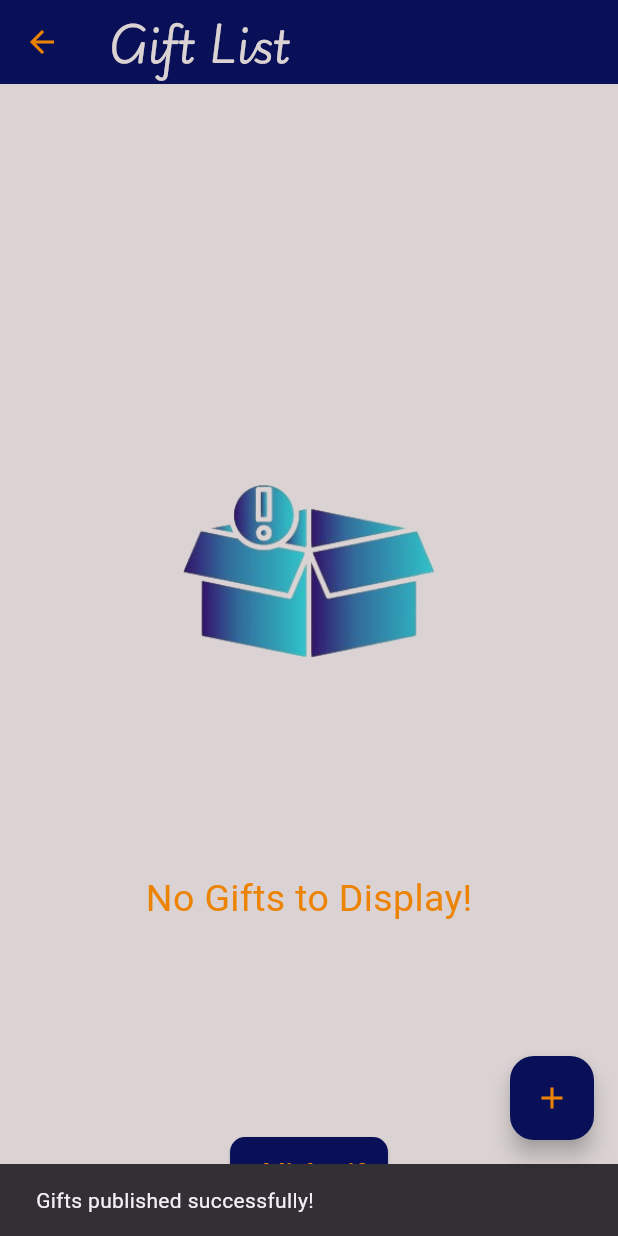
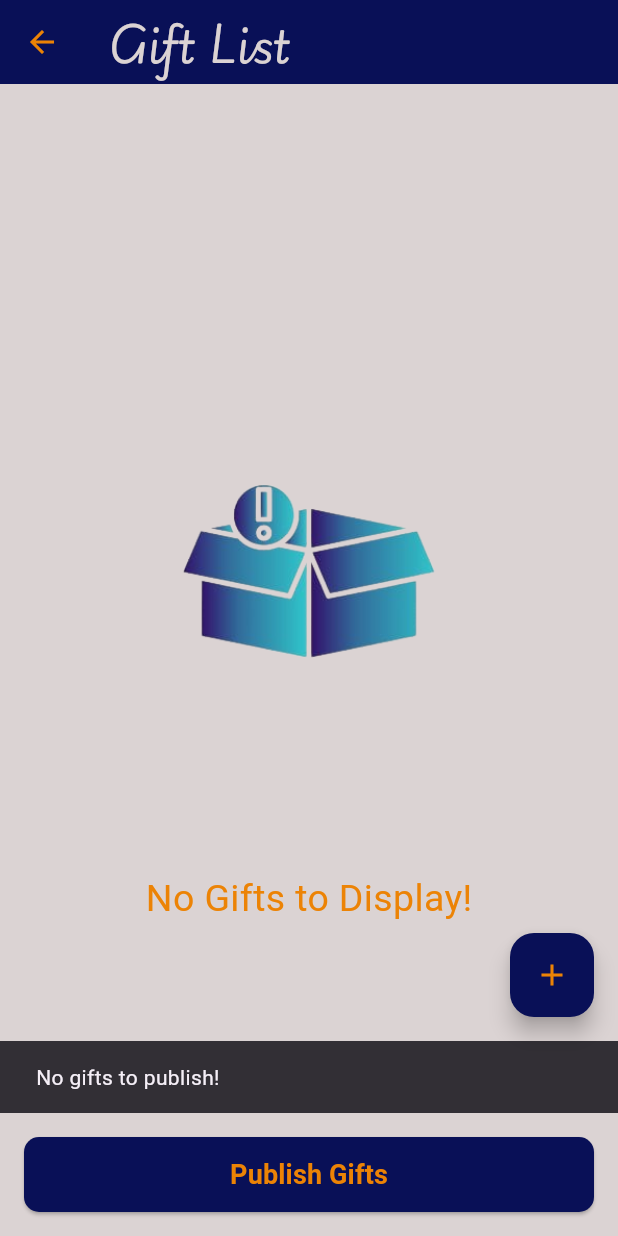
Before and after one commit to Sasa-Indeed/MobileDev_Project-Assessment, a Flutter app: the GiftListPage screen opened directly with empty values, after a tap on "Publish Gifts", on a phone screen of 412 x 824 dp. Run offline on Flutter 3.47's test engine with Material 3 defaults, Android fonts, the phone set to English and light mode, and no system bars; our stand-ins replace cloud_firestore, firebase_auth, firebase_core, sqflite, table_calendar; missing offline and left inert: circular_menu; accounts and stored records are empty.

Commit message:
Added the pledge when the friend pledges gift it appears for the user need to save it in the db

```diff
--- a/Hedieaty_APP/lib/firebase_services/firebase_gift_service.dart
+++ b/Hedieaty_APP/lib/firebase_services/firebase_gift_service.dart
@@ -5,7 +5,7 @@ class FirebaseGiftService {
   static final FirebaseFirestore _firestore = FirebaseFirestore.instance;
   static final CollectionReference _giftCollection = _firestore.collection('gift');
 
-  /// Get all gifts for a specific user from Firestore
+  /// Get all gifts for a specific user from Firestore (once)
   static Future<List<Gift>> getGiftsByUserID(int userID) async {
     try {
       QuerySnapshot snapshot = await _giftCollection.where('userID', isEqualTo: userID).get();
@@ -59,16 +59,11 @@ class FirebaseGiftService {
 
   /// Get all gifts for a specific user from Firestore (real-time stream)
   static Stream<List<Gift>> getGiftsStreamByUserID(int userID) {
-    try {
-      return _giftCollection
-          .where('userID', isEqualTo: userID)
-          .snapshots()
-          .map((snapshot) =>
-          snapshot.docs.map((doc) => Gift.fromFirestore(doc)).toList());
-    } catch (e) {
-      throw Exception('Failed to fetch gifts stream for user $userID: $e');
-    }
+    return _giftCollection
+        .where('userID', isEqualTo: userID)
+        .snapshots()
+        .map((snapshot) {
+      return snapshot.docs.map((doc) => Gift.fromFirestore(doc)).toList();
+    });
   }
-
-
 }
--- a/Hedieaty_APP/lib/pages/gift_list_page.dart
+++ b/Hedieaty_APP/lib/pages/gift_list_page.dart
@@ -1,3 +1,5 @@
+import 'dart:async';
+
 import 'package:flutter/material.dart';
 import 'package:hedieaty_app/custom_widgets/colors.dart';
 import 'package:hedieaty_app/database/event_database_services.dart';
@@ -17,26 +19,93 @@ class _GiftListPageState extends State<GiftListPage> {
   List<Gift> gifts = [];
   List<Event> upcomingEvents = [];
   bool isLoading = true;
+  late StreamSubscription _firestoreSubscription;
 
   @override
   void initState() {
     super.initState();
 
-    // Delay fetch operations until the context is available
-    WidgetsBinding.instance.addPostFrameCallback((_) {
+    WidgetsBinding.instance.addPostFrameCallback((_) async {
       final userID = ModalRoute.of(context)!.settings.arguments as int;
-      fetchGifts(userID);
-      getEvents(userID);
+      await _fetchEvents(userID);
+      await _fetchGifts(userID);
+
+      // Listen for Firestore changes in real-time
+      _firestoreSubscription = FirebaseGiftService.getGiftsStreamByUserID(userID).listen((giftList) {
+        _syncLocalAndFirestoreGifts(giftList, userID);
+      });
     });
   }
 
-  Future<void> fetchGifts(int userID) async {
+  @override
+  void dispose() {
+    // Cancel the Firestore stream listener when the page is disposed
+    _firestoreSubscription.cancel();
+    super.dispose();
+  }
+
+  /// Real-time Firestore sync with local database.
+  Future<void> _syncLocalAndFirestoreGifts(List<Gift> firestoreGifts, int userID) async {
+    try {
+      // Update local database with the changes from Firestore
+      for (var gift in firestoreGifts) {
+        if (await GiftDatabaseServices.getGiftByUserID(gift.id!, userID) != null) {
+          // If the gift exists locally, update it
+          await GiftDatabaseServices.updateGift(gift);
+        } else {
+          // If the gift doesn't exist locally, insert it
+          await GiftDatabaseServices.insertGift(gift);
+        }
+      }
+      // Refresh the list of gifts after syncing
+      _fetchGifts(userID);
+    } catch (e) {
+      ScaffoldMessenger.of(context).showSnackBar(
+        SnackBar(content: Text('Failed to sync gifts: $e')),
+      );
+    }
+  }
+
+  Future<void> _fetchEvents(int userID) async {
+    try {
+      upcomingEvents = await EventDatabaseServices.getUpcomingEventsByUserID(userID);
+      setState(() {});
+    } catch (e) {
+      ScaffoldMessenger.of(context).showSnackBar(
+        SnackBar(content: Text('Failed to load events: $e')),
+      );
+    }
+  }
+
+  Future<void> _fetchGifts(int userID) async {
     setState(() {
       isLoading = true;
     });
 
     try {
-      gifts = await GiftDatabaseServices.getAllGiftsByUserID(userID);
+      // Fetch local gifts
+      final localGifts = await GiftDatabaseServices.getAllGiftsByUserID(userID);
+
+      // Fetch published gifts from Firestore
+      final firestoreGifts = await FirebaseGiftService.getGiftsByUserID(userID);
+
+      // Combine both lists, avoiding duplicates
+      Map<int, Gift> giftMap = {};
+
+      // Add local gifts to the map
+      for (var gift in localGifts) {
+        giftMap[gift.id!] = gift;
+      }
+
+      // Add Firestore gifts only if they are not already in the map
+      for (var gift in firestoreGifts) {
+        if (!giftMap.containsKey(gift.id)) {
+          giftMap[gift.id!] = gift;
+        }
+      }
+
+      // Convert map back to list
+      gifts = giftMap.values.toList();
     } catch (e) {
       ScaffoldMessenger.of(context).showSnackBar(
         SnackBar(content: Text('Failed to load gifts: $e')),
@@ -48,49 +117,48 @@ class _GiftListPageState extends State<GiftListPage> {
     }
   }
 
-  Future<void> publishGifts(List<Gift> localGifts, int userID) async {
+  /// Handles gift deletion.
+  Future<void> _deleteGift(Gift gift) async {
     try {
-      // Fetch all gifts from Firestore for the current user
+      await GiftDatabaseServices.deleteGift(gift);
+      await FirebaseGiftService.deleteGiftByID(gift.id!);
+      ScaffoldMessenger.of(context).showSnackBar(
+        const SnackBar(content: Text('Gift deleted successfully!')),
+      );
+    } catch (e) {
+      ScaffoldMessenger.of(context).showSnackBar(
+        SnackBar(content: Text('Failed to delete gift: $e')),
+      );
+    }
+  }
+
+  /// Publishes local gifts to Firestore.
+  Future<void> _publishGifts(List<Gift> localGifts, int userID) async {
+    try {
       List<Gift> firestoreGifts = await FirebaseGiftService.getGiftsByUserID(userID);
-
-      // Convert Firestore gifts to a map for quick lookup
       Map<int, Gift> firestoreGiftsMap = {
         for (var gift in firestoreGifts) gift.id!: gift,
       };
 
-      // Loop through local gifts for the current user
-      for (Gift gift in localGifts.where((gift) => gift.userID == userID)) {
-        if (firestoreGiftsMap.containsKey(gift.id)) {
-          // If the gift exists in Firestore, update it
-          await FirebaseGiftService.updateGiftInFirestore(gift);
+      for (Gift localGift in localGifts) {
+        if (firestoreGiftsMap.containsKey(localGift.id)) {
+          await FirebaseGiftService.updateGiftInFirestore(localGift);
         } else {
-          // If the gift doesn't exist in Firestore, add it
-          await FirebaseGiftService.addGiftToFirestore(gift);
-        }
-      }
-    } catch (e) {
-      throw Exception('Failed to publish gifts for user $userID: $e');
+          await FirebaseGiftService.addGiftToFirestore(localGift);
         }
       }
 
-
-
-
-  Future<void> getEvents(int userID) async {
-    try {
-      // Fetch the upcoming events for the user
-      upcomingEvents = await EventDatabaseServices.getUpcomingEventsByUserID(userID);
-
-      // Update the UI
-      setState(() {});
+      ScaffoldMessenger.of(context).showSnackBar(
+        const SnackBar(content: Text('Gifts published successfully!')),
+      );
     } catch (e) {
       ScaffoldMessenger.of(context).showSnackBar(
-        SnackBar(content: Text('Failed to load events: $e')),
+        SnackBar(content: Text('Failed to publish gifts: $e')),
       );
     }
   }
 
-  Future<void> addGift({
+  Future<void> _addGift({
     required String name,
     required String description,
     required String category,
@@ -100,7 +168,6 @@ class _GiftListPageState extends State<GiftListPage> {
     required int userID,
     String? imagePath,
   }) async {
-
     Event? event = await EventDatabaseServices.getEventsByUserIDandEventID(userID, eventID);
 
     Gift newGift = Gift(
@@ -116,22 +183,10 @@ class _GiftListPageState extends State<GiftListPage> {
         dueDate: event?.date.subtract(const Duration(days: 3)) ?? DateTime.now()
     );
     await GiftDatabaseServices.insertGift(newGift);
-    fetchGifts(userID);
+    _fetchGifts(userID); // Refresh the gift list after adding a new gift
   }
 
-  Future<void> deleteGift(Gift gift) async {
-    try {
-      await GiftDatabaseServices.deleteGift(gift);
-      await FirebaseGiftService.deleteGiftByID(gift.id!);
-    } catch (e) {
-      ScaffoldMessenger.of(context).showSnackBar(
-        SnackBar(content: Text('Failed to delete gift: $e')),
-      );
-    }
-    fetchGifts(gift.userID);
-  }
-
-  void showAddGiftDialog(int userID) {
+  void _showAddGiftDialog(int userID) {
     if (upcomingEvents.isEmpty) {
       ScaffoldMessenger.of(context).showSnackBar(const SnackBar(
         content: Text("No events available to add a gift."),
@@ -215,13 +270,13 @@ class _GiftListPageState extends State<GiftListPage> {
                         newPrice > 0 &&
                         selectedEvent != null &&
                         selectedEvent?.id != null) {
-                      await addGift(
+                      await _addGift(
                         name: newName,
                         description: newDescription,
                         category: newCategory,
                         price: newPrice,
                         status: 'Pending',
-                        eventID: selectedEvent?.id ??0,
+                        eventID: selectedEvent?.id ?? 0,
                         userID: userID,
                         imagePath: newImagePath,
                       );
@@ -241,30 +296,14 @@ class _GiftListPageState extends State<GiftListPage> {
     );
   }
 
-  Future<void> _navigateAndRefreshGift(Gift gift) async {
-    // Navigate to gift details and wait for result
-    final result = await Navigator.pushNamed(
-      context,
-      '/GiftDetailsPage',
-      arguments: gift,
-    );
-
-    // If the result is a Gift object, it means the gift was updated
-    if (result is Gift) {
-      fetchGifts(result.userID); // Refresh the entire gift list
-      FirebaseGiftService.updateGiftInFirestore(result);
-    }
-}
-
   @override
   Widget build(BuildContext context) {
     final userID = ModalRoute.of(context)!.settings.arguments as int;
+
     return Scaffold(
       backgroundColor: MyColors.gray,
       appBar: AppBar(
-        iconTheme: const IconThemeData(
-          color: MyColors.orange,
-        ),
+        iconTheme: const IconThemeData(color: MyColors.orange),
         title: const Text(
           'Gift List',
           style: TextStyle(
@@ -275,10 +314,7 @@ class _GiftListPageState extends State<GiftListPage> {
         ),
         backgroundColor: MyColors.navy,
       ),
-      body: Column(
-        children: [
-          Expanded(
-              child: isLoading
+      body: isLoading
           ? const Center(child: CircularProgressIndicator())
           : gifts.isEmpty
           ? Center(
@@ -292,10 +328,7 @@ class _GiftListPageState extends State<GiftListPage> {
             ),
             const Text(
               'No Gifts to Display!',
-                      style: TextStyle(
-                        fontSize: 25,
-                        color: MyColors.orange,
-                      ),
+              style: TextStyle(fontSize: 25, color: MyColors.orange),
             ),
           ],
         ),
@@ -303,9 +336,19 @@ class _GiftListPageState extends State<GiftListPage> {
           : ListView.builder(
         itemCount: gifts.length,
         itemBuilder: (context, index) {
-                  Gift gift = gifts[index];
+          final gift = gifts[index];
           return GestureDetector(
-                    onTap: () => _navigateAndRefreshGift(gift),
+            onTap: () async {
+              final result = await Navigator.pushNamed(
+                context,
+                '/GiftDetailsPage',
+                arguments: gift,
+              );
+
+              if (result is Gift) {
+                FirebaseGiftService.updateGiftInFirestore(result);
+              }
+            },
             child: Card(
               color: gift.status == "Pledged" ? Colors.orange : Colors.blue,
               child: Row(
@@ -336,10 +379,7 @@ class _GiftListPageState extends State<GiftListPage> {
                           const SizedBox(height: 4),
                           Text(
                             "Description: ${gift.description}",
-                                    style: const TextStyle(
-                                      fontSize: 20,
-                                      color: Colors.white,
-                                    ),
+                            style: const TextStyle(fontSize: 20, color: Colors.white),
                           ),
                         ],
                       ),
@@ -349,7 +389,7 @@ class _GiftListPageState extends State<GiftListPage> {
                     icon: const Icon(Icons.delete, color: Colors.white),
                     onPressed: () {
                       if (gift.status != "Pledged") {
-                                deleteGift(gift);
+                        _deleteGift(gift);
                       }
                     },
                   ),
@@ -359,47 +399,33 @@ class _GiftListPageState extends State<GiftListPage> {
           );
         },
       ),
+      floatingActionButton: FloatingActionButton(
+        onPressed: () => _showAddGiftDialog(userID),
+        backgroundColor: MyColors.navy,
+        child: const Icon(Icons.add, color: MyColors.orange),
       ),
-          Padding(
+      bottomNavigationBar: Padding(
         padding: const EdgeInsets.all(16.0),
         child: ElevatedButton(
           style: ElevatedButton.styleFrom(
             backgroundColor: MyColors.navy,
             padding: const EdgeInsets.symmetric(vertical: 12.0),
-                shape: RoundedRectangleBorder(
-                  borderRadius: BorderRadius.circular(10.0),
-                ),
+            shape: RoundedRectangleBorder(borderRadius: BorderRadius.circular(10.0)),
           ),
           onPressed: () async {
-                try {
-                  await publishGifts(gifts, userID); // Call the publish function
+            if (gifts.isEmpty) {
               ScaffoldMessenger.of(context).showSnackBar(
-                    const SnackBar(content: Text('Gifts published successfully!')),
+                const SnackBar(content: Text('No gifts to publish!')),
               );
-                } catch (e) {
-                  ScaffoldMessenger.of(context).showSnackBar(
-                    SnackBar(content: Text('Failed to publish gifts: $e')),
-                  );
+              return;
             }
+
+            await _publishGifts(gifts, userID);
           },
           child: const Text(
             "Publish Gifts",
-                style: TextStyle(
-                  fontSize: 18,
-                  color: MyColors.orange,
-                  fontWeight: FontWeight.bold,
+            style: TextStyle(fontSize: 18, color: MyColors.orange, fontWeight: FontWeight.bold),
           ),
-              ),
-            ),
-          ),
-        ],
-      ),
-      floatingActionButton: FloatingActionButton(
-        onPressed: () => showAddGiftDialog(userID),
-        backgroundColor: MyColors.navy,
-        child: const Icon(
-          Icons.add,
-          color: MyColors.orange,
         ),
       ),
     );
--- a/Hedieaty_APP/lib/pages/sa.dart
+++ b/Hedieaty_APP/lib/pages/sa.dart
@@ -1,8 +1,4 @@
 /*
-
 @TODO
-  - The user sync with the firebase
-  - The user press on a friend then views the published gifts
-  - In the login page make the it to check users in the firestore only
-  - in Home page make the page get the events from the firestore
+  - In the Home page make the page get the events from the firestore
 */
```
Also changed, not shown: Hedieaty_APP/lib/database/gift_database_services.dart (+15 -0 lines). Lines whose indentation alone changed are shown as unchanged.
